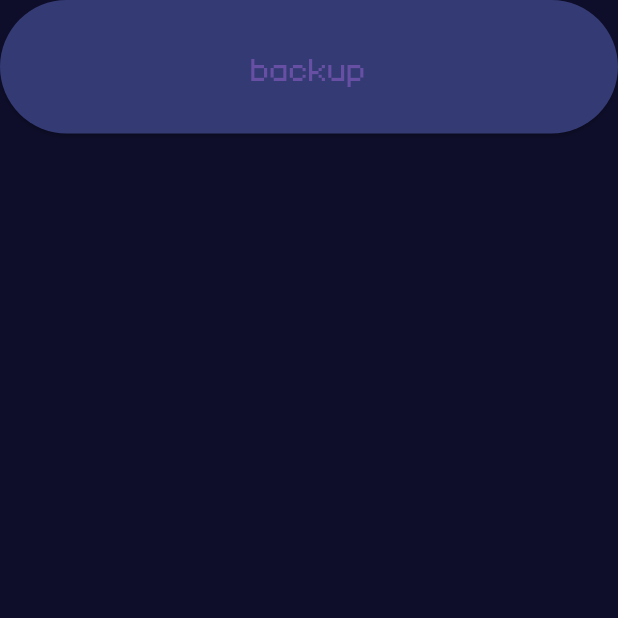
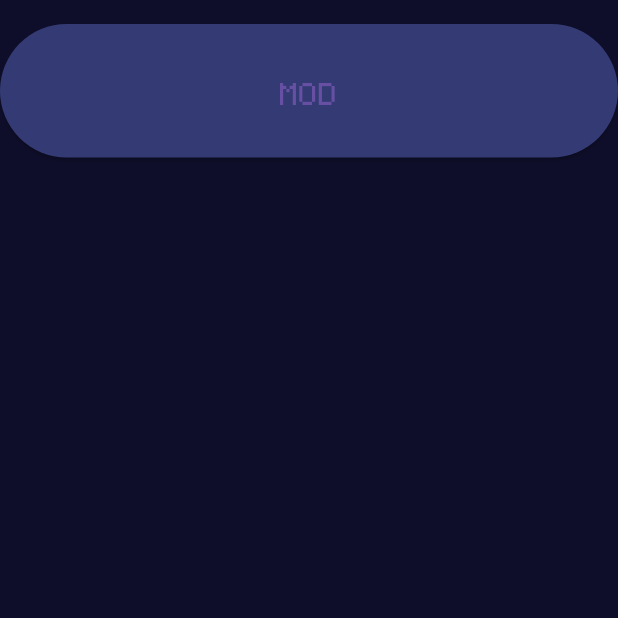
Before and after one commit to GalletaOreo98/LainChikita-Apk, a Flutter app: the screen it shows after launch, swiped to page 4, on a phone screen of 412 x 824 dp, the top half of it. Run offline on Flutter 3.47's test engine with Material 3 defaults, Android fonts, the light colour scheme and no system bars; our stand-ins replace audioplayers, shared_preferences; missing offline and left inert: encrypt.

Commit message:
Fix - Correccion errores de ruta mods

```diff
--- a/lain_chikita/lib/functions/directory_path_provider.dart
+++ b/lain_chikita/lib/functions/directory_path_provider.dart
@@ -1,9 +1,8 @@
 import 'dart:io' show Directory;
 import 'package:path_provider/path_provider.dart' show getApplicationDocumentsDirectory, getExternalStorageDirectory;
-import 'package:flutter/services.dart' show rootBundle;
 
 //My imports
-import '../global_vars.dart' show platformName, accessoryPath, accessoryName, appDirectoryStorage;
+import '../global_vars.dart' show platformName, accessoryPath, appDirectoryStorage;
 
 class AppFolders {
   static String imagesToEncrypt = 'FILES_TO_ENCRYPT';
@@ -28,8 +27,7 @@ Future<Directory> getAppDirectoryStorage() async{
 }
 
 Future<void> applyMod() async{
-  Directory outputDir = await Directory("${appDirectoryStorage.path}\\${AppFolders.mods}\\").create();
+  Directory outputDir = await Directory("${appDirectoryStorage.path}/${AppFolders.mods}/").create();
   final imagePath = outputDir.path;
   accessoryPath = imagePath;
-  accessoryName = 'skin';
 }
--- a/lain_chikita/lib/global_vars.dart
+++ b/lain_chikita/lib/global_vars.dart
@@ -56,7 +56,7 @@ bool isActiveMod = false;
 //String accessoryModPath = "";
 
 //Preferencias y Configuraciones en general
-String accessoryPath = 'assets/images/accessories/';
+String accessoryPath = '';
 String language = 'en';
 LanguageDataManager languageDataManager = LanguageDataManager();
 AppAudioPlayer appAudioPlayer = AppAudioPlayer();
--- a/lain_chikita/lib/main.dart
+++ b/lain_chikita/lib/main.dart
@@ -126,7 +126,7 @@ class _MyAppState extends State<MyApp> {
       level = prefs.getInt('level') ?? 0;
       progress = prefs.getInt('progress') ?? 0;
       userName = prefs.getString('userName') ?? "NULLUSER";
-      if(!isActiveMod) accessoryName = prefs.getString('accessoryName') ?? "null";
+      accessoryName = prefs.getString('accessoryName') ?? "null";
       coins = prefs.getInt('coins') ?? 0;
     });
   }
@@ -298,10 +298,16 @@ class _MyAppState extends State<MyApp> {
                             fit: BoxFit.cover,
                           ),
                         ),
-                      if (userName != "NULLUSER")
+                      if (userName != "NULLUSER" && !isActiveMod)
                         Positioned(
                           child: Center(
-                            child: Image.file(File('$accessoryPath$accessoryName.png'), fit: BoxFit.cover),
+                            child: Image.asset('assets/images/accessories/$accessoryName.png', fit: BoxFit.cover),
+                          ),
+                        ),
+                      if (userName != "NULLUSER" && isActiveMod)
+                        Positioned(
+                          child: Center(
+                            child: Image.file(File('${accessoryPath}skin.png'), fit: BoxFit.cover),
                           ),
                         ),
                       if (wasUpdated)
--- a/lain_chikita/lib/screens/configuration_screen.dart
+++ b/lain_chikita/lib/screens/configuration_screen.dart
@@ -1,7 +1,7 @@
 import 'package:flutter/material.dart';
 
 //My imports
-import '../functions/directory_path_provider.dart';
+import '../functions/directory_path_provider.dart' show applyMod;
 import '../global_vars.dart';
 
 class ConfigurationScreen extends StatefulWidget {
@@ -13,10 +13,10 @@ class ConfigurationScreen extends StatefulWidget {
 }
 
 class MyWidgetState extends State<ConfigurationScreen> {
-
-  void changeAccessory() async{
+  void changeAccessory() async {
     // Llamada a la función de callback
-    applyMod();
+    isActiveMod = !isActiveMod;
+    await applyMod();
     widget.callback();
   }
 
@@ -30,9 +30,13 @@ class MyWidgetState extends State<ConfigurationScreen> {
       color: appColors.background,
       child: Table(
         children: [
-          TableRow(
-            children: [
-              TableCell(
+          const TableRow(children: [
+            TableCell(
+              child: SizedBox(height: 16),
+            )
+          ]),
+          TableRow(children: [
+            TableCell(
                 child: ElevatedButton(
                     style: ElevatedButton.styleFrom(
                         minimumSize: const Size(380, 80),
@@ -42,14 +46,12 @@ class MyWidgetState extends State<ConfigurationScreen> {
                     onLongPress: () => setState(() {
                           /////////////
                         }),
-                    child: Text(languageDataManager.getLabel('backup'),
+                    child: Text(languageDataManager.getLabel('MOD'),
                         style: const TextStyle(
                           fontSize: 34.0,
                         ),
-                        textAlign: TextAlign.center))
-              )
-            ]
-          )
+                        textAlign: TextAlign.center)))
+          ])
         ],
       ),
     );
--- a/lain_chikita/lib/screens/inventory_screen.dart
+++ b/lain_chikita/lib/screens/inventory_screen.dart
@@ -15,6 +15,7 @@ class MyWidgetState extends State<InventoryScreen> {
 
   void changeAccessory(String newAccessoryName) {
     // Llamada a la función de callback
+    isActiveMod = false;
     widget.callback(newAccessoryName);
   }
 
```
